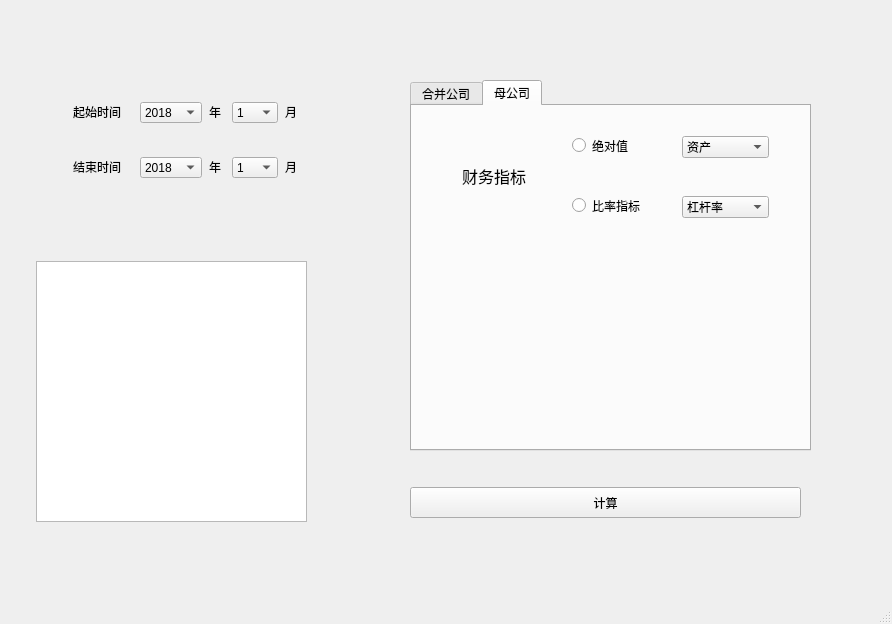
Above: calculate.ui from wjddxyjx/pythonproject before the change. Below: the same form after it.
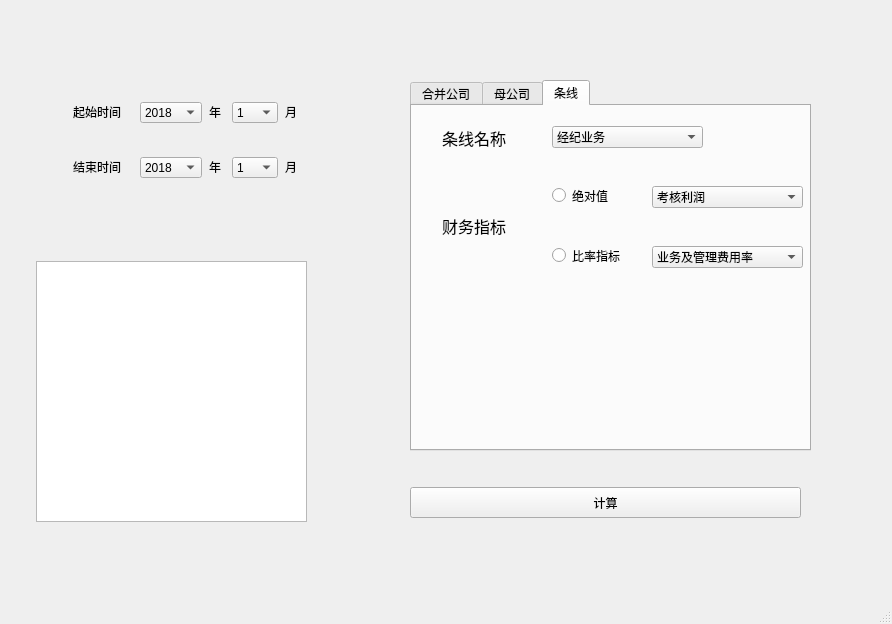
That is the form after the change.

Commit message: 加入条线的相关绝对指标

The edit to the form file:
```diff
--- a/calculate.ui
+++ b/calculate.ui
@@ -24,7 +24,7 @@
      </rect>
     </property>
     <property name="currentIndex">
-     <number>1</number>
+     <number>2</number>
     </property>
     <widget class="QWidget" name="tab_9">
      <attribute name="title">
@@ -229,6 +229,148 @@
       </item>
      </widget>
     </widget>
+    <widget class="QWidget" name="tab">
+     <attribute name="title">
+      <string>条线</string>
+     </attribute>
+     <widget class="QComboBox" name="comboBox_10">
+      <property name="geometry">
+       <rect>
+        <x>240</x>
+        <y>140</y>
+        <width>151</width>
+        <height>22</height>
+       </rect>
+      </property>
+      <item>
+       <property name="text">
+        <string>业务及管理费用率</string>
+       </property>
+      </item>
+      <item>
+       <property name="text">
+        <string>利润率</string>
+       </property>
+      </item>
+     </widget>
+     <widget class="QComboBox" name="comboBox_11">
+      <property name="geometry">
+       <rect>
+        <x>240</x>
+        <y>80</y>
+        <width>151</width>
+        <height>22</height>
+       </rect>
+      </property>
+      <item>
+       <property name="text">
+        <string>考核利润</string>
+       </property>
+      </item>
+      <item>
+       <property name="text">
+        <string>人均创收</string>
+       </property>
+      </item>
+      <item>
+       <property name="text">
+        <string>人均创利</string>
+       </property>
+      </item>
+      <item>
+       <property name="text">
+        <string>人力成本</string>
+       </property>
+      </item>
+     </widget>
+     <widget class="QRadioButton" name="radioButton_6">
+      <property name="geometry">
+       <rect>
+        <x>140</x>
+        <y>80</y>
+        <width>115</width>
+        <height>19</height>
+       </rect>
+      </property>
+      <property name="text">
+       <string>绝对值</string>
+      </property>
+     </widget>
+     <widget class="QLabel" name="label_12">
+      <property name="geometry">
+       <rect>
+        <x>30</x>
+        <y>100</y>
+        <width>121</width>
+        <height>41</height>
+       </rect>
+      </property>
+      <property name="text">
+       <string>&lt;html&gt;&lt;head/&gt;&lt;body&gt;&lt;p&gt;&lt;span style=&quot; font-size:12pt;&quot;&gt;财务指标&lt;/span&gt;&lt;/p&gt;&lt;/body&gt;&lt;/html&gt;</string>
+      </property>
+     </widget>
+     <widget class="QRadioButton" name="radioButton_7">
+      <property name="geometry">
+       <rect>
+        <x>140</x>
+        <y>140</y>
+        <width>115</width>
+        <height>19</height>
+       </rect>
+      </property>
+      <property name="text">
+       <string>比率指标</string>
+      </property>
+     </widget>
+     <widget class="QLabel" name="label_16">
+      <property name="geometry">
+       <rect>
+        <x>30</x>
+        <y>20</y>
+        <width>91</width>
+        <height>21</height>
+       </rect>
+      </property>
+      <property name="text">
+       <string>&lt;html&gt;&lt;head/&gt;&lt;body&gt;&lt;p&gt;&lt;span style=&quot; font-size:12pt;&quot;&gt;条线名称&lt;/span&gt;&lt;/p&gt;&lt;/body&gt;&lt;/html&gt;</string>
+      </property>
+     </widget>
+     <widget class="QComboBox" name="comboBox">
+      <property name="geometry">
+       <rect>
+        <x>140</x>
+        <y>20</y>
+        <width>151</width>
+        <height>22</height>
+       </rect>
+      </property>
+      <item>
+       <property name="text">
+        <string>经纪业务</string>
+       </property>
+      </item>
+      <item>
+       <property name="text">
+        <string>资管条线</string>
+       </property>
+      </item>
+      <item>
+       <property name="text">
+        <string>固收条线</string>
+       </property>
+      </item>
+      <item>
+       <property name="text">
+        <string>权益自营条线</string>
+       </property>
+      </item>
+      <item>
+       <property name="text">
+        <string>投行条线</string>
+       </property>
+      </item>
+     </widget>
+    </widget>
    </widget>
    <widget class="QLabel" name="label_3">
     <property name="geometry">
```
Left out of the diff: 3 changed lines with no effect on the pictures. The commit also changes 94 other files.
